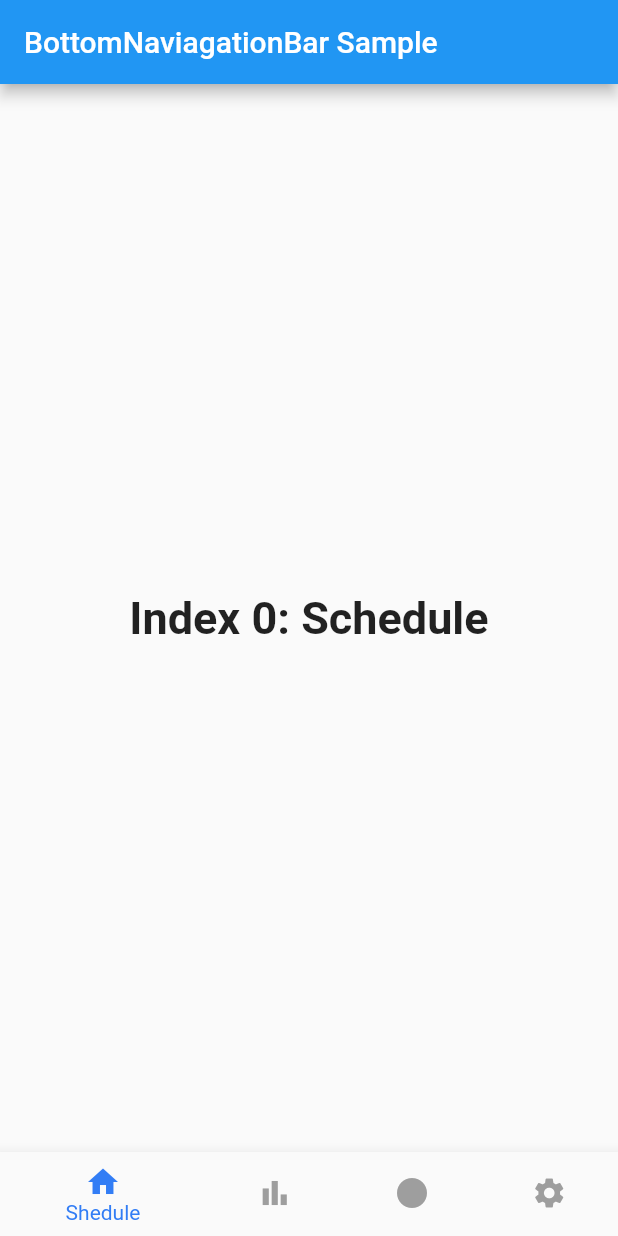
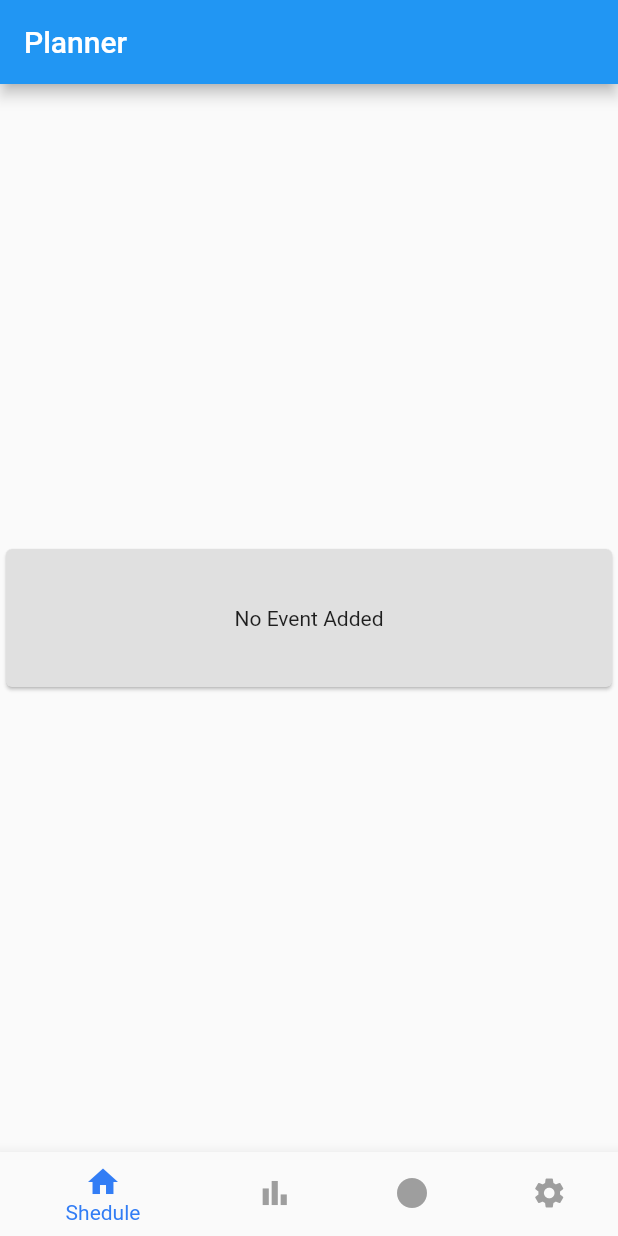
Before and after one commit to evanknapke/Productivity-Planner, a Flutter app: the screen it shows after launch, on a phone screen of 412 x 824 dp. Run offline on Flutter 3.47's test engine with Material 2 defaults, Android fonts, the phone set to English and light mode, and no system bars.

Commit message:
Set up event creation template

```diff
--- a/lib/main.dart
+++ b/lib/main.dart
@@ -10,40 +10,76 @@ class MyApp extends StatelessWidget {
   @override
   Widget build(BuildContext context) {
     return MaterialApp(
-      title: 'Startup Name Generator',
-      theme: ThemeData(primaryColor: Colors.blue),
-      home: RandomWords(),
+        title: 'Startup Name Generator',
+        theme: ThemeData(primaryColor: Colors.blue),
+        // home: MainApp(),
+        initialRoute: '/',
+        routes: {
+          '/': (context) => MainApp(),
+          '/events_screen': (context) => EventScreen()
+        });
+  }
+}
+
+class EventScreen extends StatefulWidget {
+  @override
+  _EventScreenState createState() => _EventScreenState();
+}
+
+class _EventScreenState extends State<EventScreen> {
+  final _formKey = GlobalKey<FormState>();
+
+  @override
+  Widget build(BuildContext context) {
+    return Scaffold(
+      appBar: AppBar(title: const Text("Create an event")),
+      body: Form(
+        key: _formKey,
+        child: Column(
+          children: <Widget>[
+            TextFormField(
+              // The validator receives the text that the user has entered.
+              validator: (value) {
+                if (value == null || value.isEmpty) {
+                  return 'Please enter some text';
+                }
+                return null;
+              },
+            ),
+            ElevatedButton(
+              onPressed: () {
+                // Validate returns true if the form is valid, or false otherwise.
+                if (_formKey.currentState.validate()) {
+                  // If the form is valid, display a snackbar. In the real world,
+                  // you'd often call a server or save the information in a database.
+                  ScaffoldMessenger.of(context)
+                      .showSnackBar(SnackBar(content: Text('Processing Data')));
+                }
+              },
+              child: Text('Submit'),
+            ),
+          ],
+        ),
+      ),
     );
   }
 }
 
 // shortcut to generate: stful
-class RandomWords extends StatefulWidget {
+class MainApp extends StatefulWidget {
   @override
-  _RandomWordsState createState() => _RandomWordsState();
+  _MainAppState createState() => _MainAppState();
 }
 
-class _RandomWordsState extends State<RandomWords> {
+class _MainAppState extends State<MainApp> {
   int _selectedIndex = 0;
   static const TextStyle optionStyle =
       TextStyle(fontSize: 30, fontWeight: FontWeight.bold);
   static const List<Widget> _widgetOptions = <Widget>[
-    Text(
-      'Index 0: Schedule',
-      style: optionStyle,
-    ),
-    Text(
-      'Index 1: Statistics',
-      style: optionStyle,
-    ),
-    Text(
-      'Index 2: Action Items',
-      style: optionStyle,
-    ),
-    Text(
-      'Index 3: Settings',
-      style: optionStyle,
-    ),
+    SchedulePage(optionStyle: optionStyle),
+    StatisticsPage(optionStyle: optionStyle),
+    ActionsPage(optionStyle: optionStyle),
+    SettingsPage(optionStyle: optionStyle),
   ];
 
   void _onItemTapped(int index) {
@@ -56,7 +92,7 @@ class _RandomWordsState extends State<RandomWords> {
   Widget build(BuildContext context) {
     return Scaffold(
       appBar: AppBar(
-        title: const Text('BottomNaviagationBar Sample'),
+        title: const Text('Planner'),
       ),
       body: Center(
         child: _widgetOptions.elementAt(_selectedIndex),
@@ -73,7 +109,7 @@ class _RandomWordsState extends State<RandomWords> {
           ),
           BottomNavigationBarItem(
             icon: Icon(Icons.circle),
-            label: 'Action Items',
+            label: 'Tasks',
           ),
           BottomNavigationBarItem(
             icon: Icon(Icons.settings),
@@ -88,3 +124,79 @@ class _RandomWordsState extends State<RandomWords> {
     );
   }
 }
+
+class SchedulePage extends StatelessWidget {
+  const SchedulePage({
+    Key key,
+    @required this.optionStyle,
+  }) : super(key: key);
+
+  final TextStyle optionStyle;
+
+  @override
+  Widget build(BuildContext context) {
+    return Container(
+        height: 100,
+        child: Center(
+            child: Card(
+                color: Color(0xffe0e0e0),
+                child: InkWell(
+                  splashColor: Colors.blue.withAlpha(30),
+                  onTap: () {
+                    Navigator.pushNamed(context, '/events_screen');
+                  },
+                  child: const Center(child: Text('No Event Added')),
+                ))));
+  }
+}
+
+class StatisticsPage extends StatelessWidget {
+  const StatisticsPage({
+    Key key,
+    @required this.optionStyle,
+  }) : super(key: key);
+
+  final TextStyle optionStyle;
+
+  @override
+  Widget build(BuildContext context) {
+    return Text(
+      'Index 1: Statistics',
+      style: optionStyle,
+    );
+  }
+}
+
+class ActionsPage extends StatelessWidget {
+  const ActionsPage({
+    Key key,
+    @required this.optionStyle,
+  }) : super(key: key);
+
+  final TextStyle optionStyle;
+
+  @override
+  Widget build(BuildContext context) {
+    return Text(
+      'Index 2: Tasks',
+      style: optionStyle,
+    );
+  }
+}
+
+class SettingsPage extends StatelessWidget {
+  const SettingsPage({
+    Key key,
+    @required this.optionStyle,
+  }) : super(key: key);
+
+  final TextStyle optionStyle;
+
+  @override
+  Widget build(BuildContext context) {
+    return Text(
+      'Index 3: Settings',
+      style: optionStyle,
+    );
+  }
+}
```
